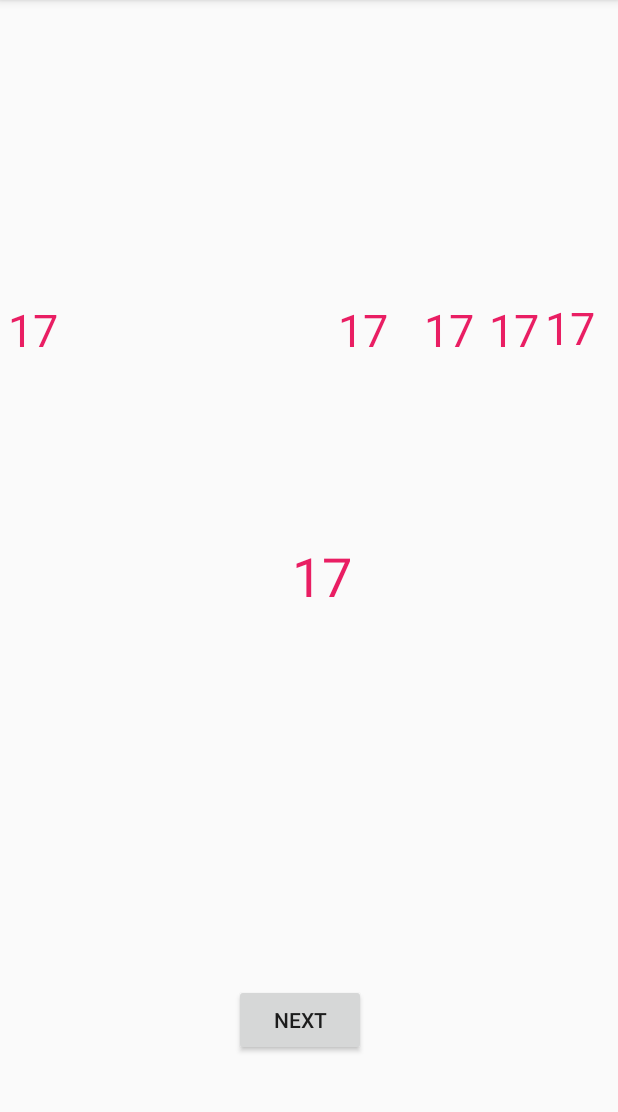
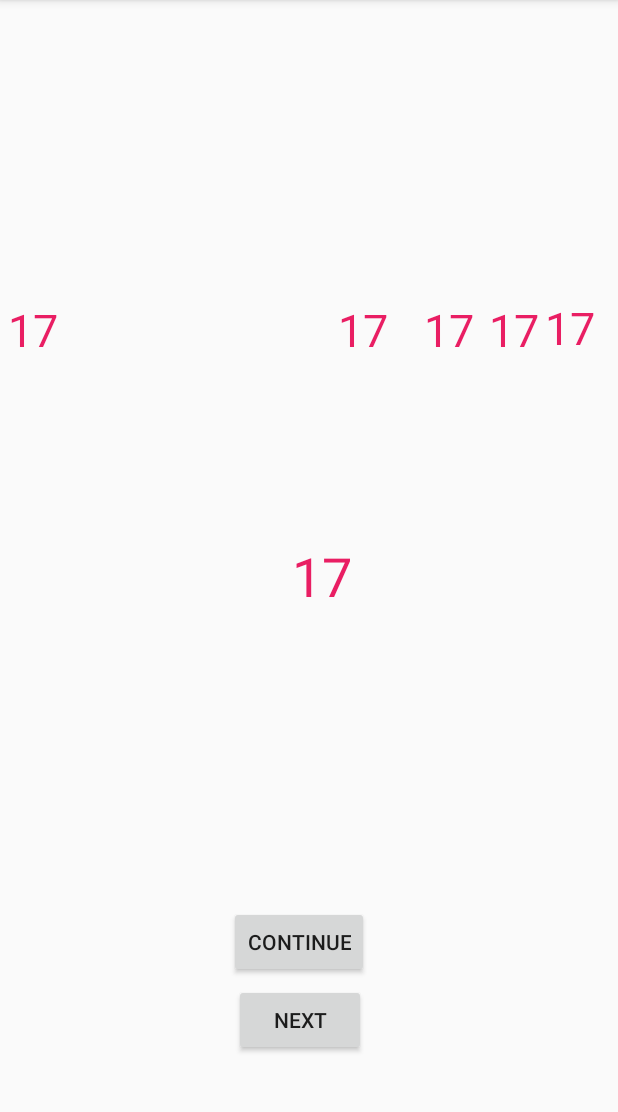
Before and after one commit to AcollaMolla/TrainingApp, an Android app: the screen it shows after launch (MainActivity), after a tap on "NEXT", on a phone screen of 412 x 824 dp, the part 84-1196 px from its top. Run offline under Robolectric (Android 15) with nearby library versions, the phone set to English and light mode, and no system bars; 1 other tap on this screen came first.

```diff
--- a/app/src/main/AndroidManifest.xml
+++ b/app/src/main/AndroidManifest.xml
@@ -17,5 +17,6 @@
             </intent-filter>
         </activity>
     </application>
+    <uses-permission android:name="android.permission.WRITE_EXTERNAL_STORAGE" />
 
 </manifest>
--- a/app/src/main/java/com/example/trainingapp/MainActivity.java
+++ b/app/src/main/java/com/example/trainingapp/MainActivity.java
@@ -2,7 +2,10 @@ package com.example.trainingapp;
 
 import androidx.appcompat.app.AppCompatActivity;
 
+import android.content.Context;
+import android.content.SharedPreferences;
 import android.os.Bundle;
+import android.preference.PreferenceManager;
 import android.util.Log;
 import android.view.View;
 import android.widget.Button;
@@ -19,6 +22,7 @@ public class MainActivity extends AppCompatActivity implements Observer, View.On
     private Model mModel;
     private Button startButton;
     private Button nextButton;
+    private  Button continueButton;
     private List<TextView> reps;
     private TextView rep0;
     private TextView rep1;
@@ -28,18 +32,24 @@ public class MainActivity extends AppCompatActivity implements Observer, View.On
     private TextView rep5;
     private TextView currentRep;
     private int MaxNumberOfSets = 6;
+    private SharedPreferences prefs;
+    private SharedPreferences.Editor prefsWriter;
 
 
     @Override
     protected void onCreate(Bundle savedInstanceState) {
+        this.prefs = PreferenceManager.getDefaultSharedPreferences(this);
+        this.prefsWriter = this.prefs.edit();
+
         super.onCreate(savedInstanceState);
         setContentView(R.layout.activity_main);
-        mModel = new Model();
+        mModel = new Model(this.prefs);
         mModel.addObserver(this);
         reps = new ArrayList<TextView>(this.MaxNumberOfSets);
 
         startButton = (Button)findViewById(R.id.button);
         nextButton  = (Button)findViewById(R.id.button2);
+        continueButton = (Button)findViewById(R.id.button4);
 
         rep0 = (TextView)findViewById(R.id.rep0);
         reps.add(rep0);
@@ -64,6 +74,7 @@ public class MainActivity extends AppCompatActivity implements Observer, View.On
         mModel.SetReps(this.AvgRep);
         startButton.setOnClickListener(this);
         nextButton.setOnClickListener(this);
+        continueButton.setOnClickListener(this);
     }
 
     @Override
@@ -77,6 +88,9 @@ public class MainActivity extends AppCompatActivity implements Observer, View.On
                 break;
             case R.id.button2:
                 mModel.FinishRep();
+                break;
+            case R.id.button4:
+                mModel.Save(this.prefsWriter);
                 break;
             default:
                 break;
@@ -99,6 +113,8 @@ public class MainActivity extends AppCompatActivity implements Observer, View.On
         }
         else if(m.WorkoutStarted() && m.IsFinished()){
             currentRep.setText("Finished!");
+            nextButton.setVisibility(View.INVISIBLE);
+            continueButton.setVisibility(View.VISIBLE);
         }
     }
 }
--- a/app/src/main/java/com/example/trainingapp/Model.java
+++ b/app/src/main/java/com/example/trainingapp/Model.java
@@ -1,4 +1,7 @@
 package com.example.trainingapp;
+
+import android.content.SharedPreferences;
+import android.util.Log;
 
 import java.util.ArrayList;
 import java.util.Observable;
@@ -10,8 +13,12 @@ public class Model extends Observable {
     private List<SetModel> set;
     private int CurrentRep = 0;
     private boolean started = false;
+    private SharedPreferences prefs;
+    private int AvgRepsPerSet = 0;
 
-    public Model(){
+    public Model(SharedPreferences prefs){
+        this.prefs = prefs;
+        this.AvgRepsPerSet = ReadAvgRepFromPrefs();
         this.NumberOfSets = SetNumberOfSets();
         set = new ArrayList<SetModel>(this.NumberOfSets);
     }
@@ -29,6 +36,7 @@ public class Model extends Observable {
         for(int i=0;i<this.NumberOfSets;i++){
             this.set.add(new SetModel(avgRep));
         }
+        this.AvgRepsPerSet = avgRep;
         setChanged();
         notifyObservers();
     }
@@ -72,4 +80,14 @@ public class Model extends Observable {
     public boolean WorkoutStarted(){
         return this.started;
     }
+
+    private int ReadAvgRepFromPrefs(){
+        return this.prefs.getInt("avgrep", 0);
+    }
+
+    public void Save(SharedPreferences.Editor editor){
+        Log.e("save", "saving");
+        editor.putInt("avgrep", this.AvgRepsPerSet + 30);
+        editor.commit();
+    }
 }
--- a/app/src/main/res/layout/activity_main.xml
+++ b/app/src/main/res/layout/activity_main.xml
@@ -115,4 +115,16 @@
         app:layout_constraintBottom_toTopOf="@+id/button"
         app:layout_constraintEnd_toEndOf="parent" />
 
+    <Button
+        android:id="@+id/button4"
+        android:layout_width="wrap_content"
+        android:layout_height="wrap_content"
+        android:layout_marginEnd="166dp"
+        android:layout_marginRight="166dp"
+        android:layout_marginBottom="4dp"
+        android:text="Continue"
+        app:layout_constraintBottom_toTopOf="@+id/button2"
+        app:layout_constraintEnd_toEndOf="parent"
+        tools:visibility="invisible" />
+
 </androidx.constraintlayout.widget.ConstraintLayout>
```
